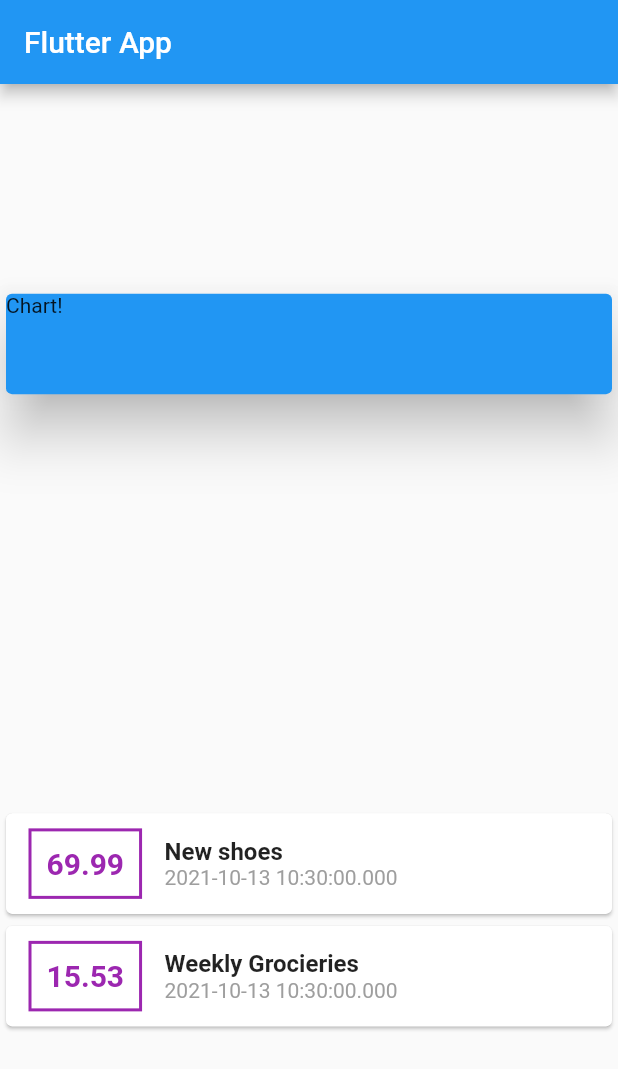
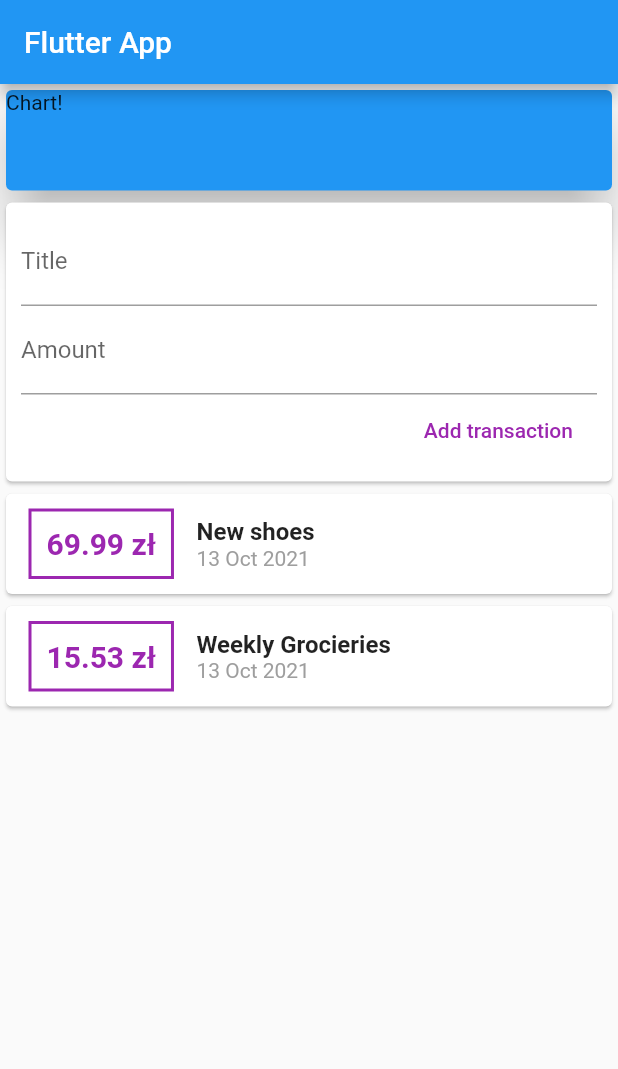
Before and after one commit to artur-sobolewski/flutter_expanditures_app, a Flutter app: the screen it shows after launch, on a phone screen of 412 x 824 dp. Shown: the top 1069 px of the screen. Run offline on Flutter 3.47's test engine with Material 2 defaults, Android fonts, the phone set to English and light mode, and no system bars.

Commit message:
Added functionality and panel for creating new transaction

```diff
--- a/lib/main.dart
+++ b/lib/main.dart
@@ -1,5 +1,5 @@
 import 'package:flutter/material.dart';
-import './transaction.dart';
+import './widgets/user_transactions.dart';
 
 void main() => runApp(MyApp());
 
@@ -14,21 +14,6 @@ class MyApp extends StatelessWidget {
 }
 
 class MyHomePage extends StatelessWidget {
-  final List<Transaction> transactions = [
-    Transaction(
-      id: 't1',
-      title: 'New shoes',
-      amount: 69.99,
-      date: DateTime.now(),
-    ),
-    Transaction(
-      id: 't2',
-      title: 'Weekly Grocieries',
-      amount: 15.53,
-      date: DateTime.now(),
-    ),
-  ];
-
   @override
   Widget build(BuildContext context) {
     return Scaffold(
@@ -36,7 +21,7 @@ class MyHomePage extends StatelessWidget {
         title: Text('Flutter App'),
       ),
       body: Column(
-        mainAxisAlignment: MainAxisAlignment.spaceAround,
+        //mainAxisAlignment: MainAxisAlignment.spaceAround,
         crossAxisAlignment: CrossAxisAlignment.stretch,
         children: <Widget>[
           Container(
@@ -48,55 +33,7 @@ class MyHomePage extends StatelessWidget {
               elevation: 15,
             ),
           ),
-          Column(
-            children: transactions.map((tx) {
-              return Card(
-                child: Row(
-                  children: <Widget>[
-                    Container(
-                      margin: EdgeInsets.symmetric(
-                        horizontal: 15,
-                        vertical: 10,
-                      ),
-                      decoration: BoxDecoration(
-                        border: Border.all(
-                          color: Colors.purple,
-                          width: 2,
-                        ),
-                      ),
-                      padding: EdgeInsets.all(10),
-                      child: Text(
-                        tx.amount.toString(),
-                        style: TextStyle(
-                          fontWeight: FontWeight.bold,
-                          fontSize: 20,
-                          color: Colors.purple,
-                        ),
-                      ),
-                    ),
-                    Column(
-                      crossAxisAlignment: CrossAxisAlignment.start,
-                      children: <Widget>[
-                        Text(
-                          tx.title,
-                          style: TextStyle(
-                            fontSize: 16,
-                            fontWeight: FontWeight.bold,
-                          ),
-                        ),
-                        Text(
-                          tx.date.toString(),
-                          style: TextStyle(
-                            color: Colors.grey,
-                          ),
-                        ),
-                      ],
-                    ),
-                  ],
-                ),
-              );
-            }).toList(),
-          ),
+          UserTransactions(),
         ],
       ),
     );
--- /dev/null
+++ b/lib/widgets/new_transaction.dart
@@ -0,0 +1,49 @@
+import 'package:flutter/material.dart';
+
+class NewTransaction extends StatelessWidget {
+  // String titleInput;
+  // String amountInput;
+
+  final Function _addTransactionHandler;
+
+  NewTransaction(this._addTransactionHandler);
+
+  final titleController = TextEditingController();
+  final amountController = TextEditingController();
+
+  @override
+  Widget build(BuildContext context) {
+    return Card(
+      child: Container(
+        padding: EdgeInsets.all(10),
+        child: Column(
+          crossAxisAlignment: CrossAxisAlignment.end,
+          children: [
+            TextField(
+              decoration: InputDecoration(
+                labelText: 'Title',
+              ),
+              // onChanged: (value) {
+              //   titleInput = value;
+              // },
+              controller: titleController,
+            ),
+            TextField(
+              decoration: InputDecoration(
+                labelText: 'Amount',
+              ),
+              // onChanged: (value) => amountInput = value,
+              controller: amountController,
+            ),
+            FlatButton(
+              child: Text('Add transaction'),
+              textColor: Colors.purple,
+              onPressed: () => _addTransactionHandler(
+                  titleController.text, double.parse(amountController.text)),
+            ),
+          ],
+        ),
+      ),
+    );
+  }
+}
--- /dev/null
+++ b/lib/widgets/transaction_list.dart
@@ -0,0 +1,62 @@
+import 'package:flutter/material.dart';
+import '../models/transaction.dart';
+import 'package:intl/intl.dart';
+
+class TransactionList extends StatelessWidget {
+  final List<Transaction> transactions;
+
+  TransactionList(this.transactions);
+
+  @override
+  Widget build(BuildContext context) {
+    return Column(
+      children: transactions.map((tx) {
+        return Card(
+          child: Row(
+            children: <Widget>[
+              Container(
+                margin: EdgeInsets.symmetric(
+                  horizontal: 15,
+                  vertical: 10,
+                ),
+                decoration: BoxDecoration(
+                  border: Border.all(
+                    color: Colors.purple,
+                    width: 2,
+                  ),
+                ),
+                padding: EdgeInsets.all(10),
+                child: Text(
+                  '${tx.amount} zł',
+                  style: TextStyle(
+                    fontWeight: FontWeight.bold,
+                    fontSize: 20,
+                    color: Colors.purple,
+                  ),
+                ),
+              ),
+              Column(
+                crossAxisAlignment: CrossAxisAlignment.start,
+                children: <Widget>[
+                  Text(
+                    tx.title,
+                    style: TextStyle(
+                      fontSize: 16,
+                      fontWeight: FontWeight.bold,
+                    ),
+                  ),
+                  Text(
+                    DateFormat('dd MMM yyyy').format(tx.date),
+                    style: TextStyle(
+                      color: Colors.grey,
+                    ),
+                  ),
+                ],
+              ),
+            ],
+          ),
+        );
+      }).toList(),
+    );
+  }
+}
--- /dev/null
+++ b/lib/widgets/user_transactions.dart
@@ -0,0 +1,48 @@
+import 'package:flutter/material.dart';
+import '../models/transaction.dart';
+import './transaction_list.dart';
+import './new_transaction.dart';
+
+class UserTransactions extends StatefulWidget {
+  @override
+  _UserTransactionsState createState() => _UserTransactionsState();
+}
+
+class _UserTransactionsState extends State<UserTransactions> {
+  final List<Transaction> _userTransactions = [
+    Transaction(
+      id: 't1',
+      title: 'New shoes',
+      amount: 69.99,
+      date: DateTime.now(),
+    ),
+    Transaction(
+      id: 't2',
+      title: 'Weekly Grocieries',
+      amount: 15.53,
+      date: DateTime.now(),
+    ),
+  ];
+
+  void _addNewTransactions(String title, double amount) {
+    final newTransaction = Transaction(
+      id: DateTime.now().toString(),
+      title: title,
+      amount: amount,
+      date: DateTime.now(),
+    );
+    setState(() {
+      _userTransactions.add(newTransaction);
+    });
+  }
+
+  @override
+  Widget build(BuildContext context) {
+    return Column(
+      children: [
+        NewTransaction(_addNewTransactions),
+        TransactionList(_userTransactions),
+      ],
+    );
+  }
+}
--- a/pubspec.yaml
+++ b/pubspec.yaml
@@ -23,6 +23,7 @@ environment:
 dependencies:
   flutter:
     sdk: flutter
+  intl: ^0.17.0
 
 
   # The following adds the Cupertino Icons font to your application.
```
Also changed, not shown: lib/models/transaction.dart (renamed from lib/transaction.dart), pubspec.lock.
